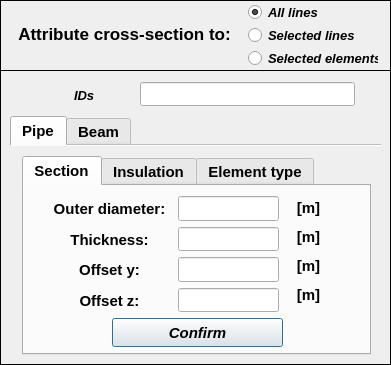
Qt form pulse/uix/user_input/ui/crossSectionInput.ui (open-pulse/OpenPulse) before a commit.
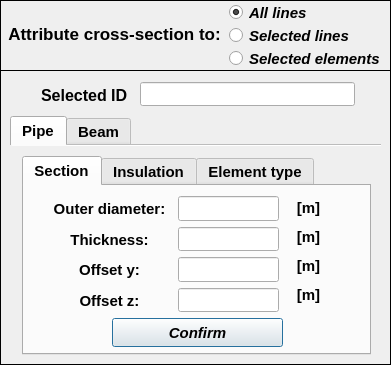
The same form after that commit. Icons and pictures are not drawn.

Commit message: cross-section inputs: minor corrections

What changed in the file:
```diff
--- a/pulse/uix/user_input/ui/crossSectionInput.ui
+++ b/pulse/uix/user_input/ui/crossSectionInput.ui
@@ -91,9 +91,9 @@
     <widget class="QLabel" name="label">
      <property name="geometry">
       <rect>
-       <x>10</x>
+       <x>4</x>
        <y>20</y>
-       <width>229</width>
+       <width>221</width>
        <height>29</height>
       </rect>
      </property>
@@ -119,9 +119,9 @@
     <widget class="QWidget" name="gridLayoutWidget">
      <property name="geometry">
       <rect>
-       <x>240</x>
+       <x>226</x>
        <y>4</y>
-       <width>147</width>
+       <width>161</width>
        <height>65</height>
       </rect>
      </property>
@@ -143,7 +143,7 @@
         <property name="font">
          <font>
           <family>Arial</family>
-          <pointsize>10</pointsize>
+          <pointsize>11</pointsize>
           <weight>75</weight>
           <italic>true</italic>
           <bold>true</bold>
@@ -178,7 +178,7 @@
         <property name="font">
          <font>
           <family>Arial</family>
-          <pointsize>10</pointsize>
+          <pointsize>11</pointsize>
           <weight>75</weight>
           <italic>true</italic>
           <bold>true</bold>
@@ -206,14 +206,14 @@
         </property>
         <property name="maximumSize">
          <size>
-          <width>130</width>
+          <width>155</width>
           <height>17</height>
          </size>
         </property>
         <property name="font">
          <font>
           <family>Arial</family>
-          <pointsize>10</pointsize>
+          <pointsize>11</pointsize>
           <weight>75</weight>
           <italic>true</italic>
           <bold>true</bold>
@@ -1627,9 +1627,9 @@
      <property name="font">
       <font>
        <family>Arial</family>
-       <pointsize>10</pointsize>
+       <pointsize>12</pointsize>
        <weight>75</weight>
-       <italic>true</italic>
+       <italic>false</italic>
        <bold>true</bold>
       </font>
      </property>
@@ -1640,7 +1640,7 @@
       <bool>false</bool>
      </property>
      <property name="text">
-      <string>IDs</string>
+      <string>Selected ID</string>
      </property>
      <property name="frame">
       <bool>false</bool>
```
The commit also changes 6 other files.
